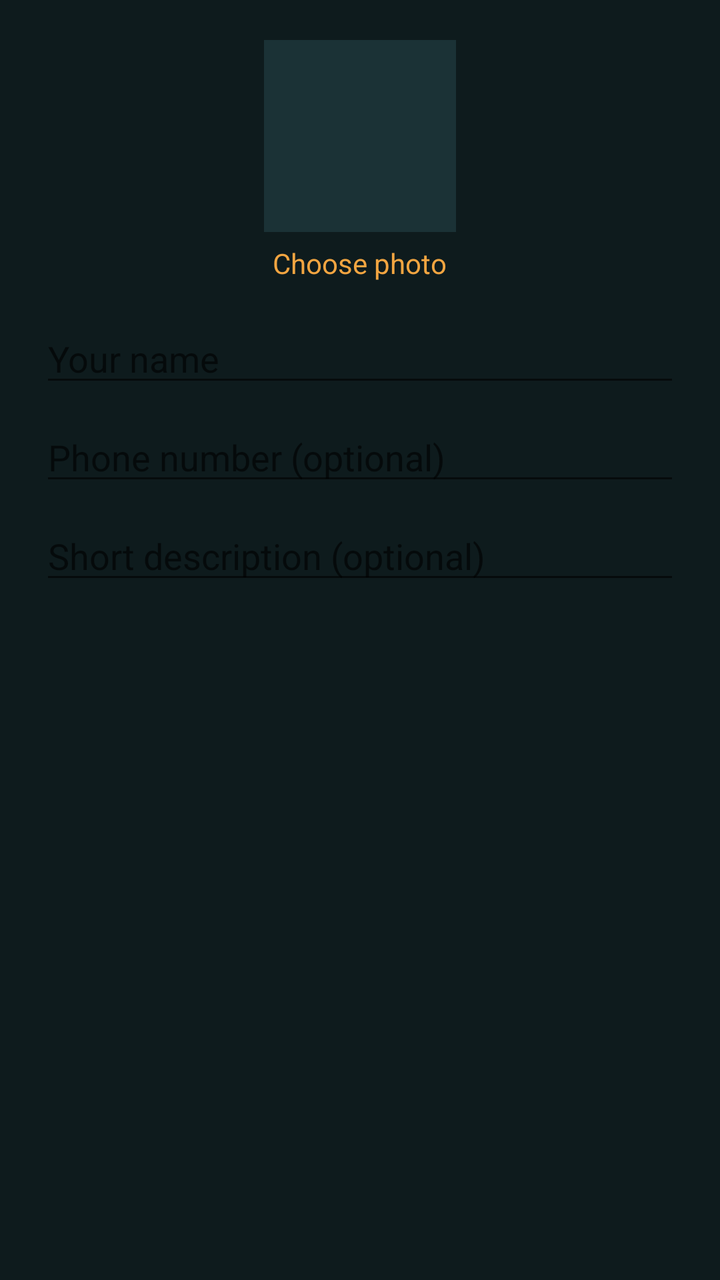
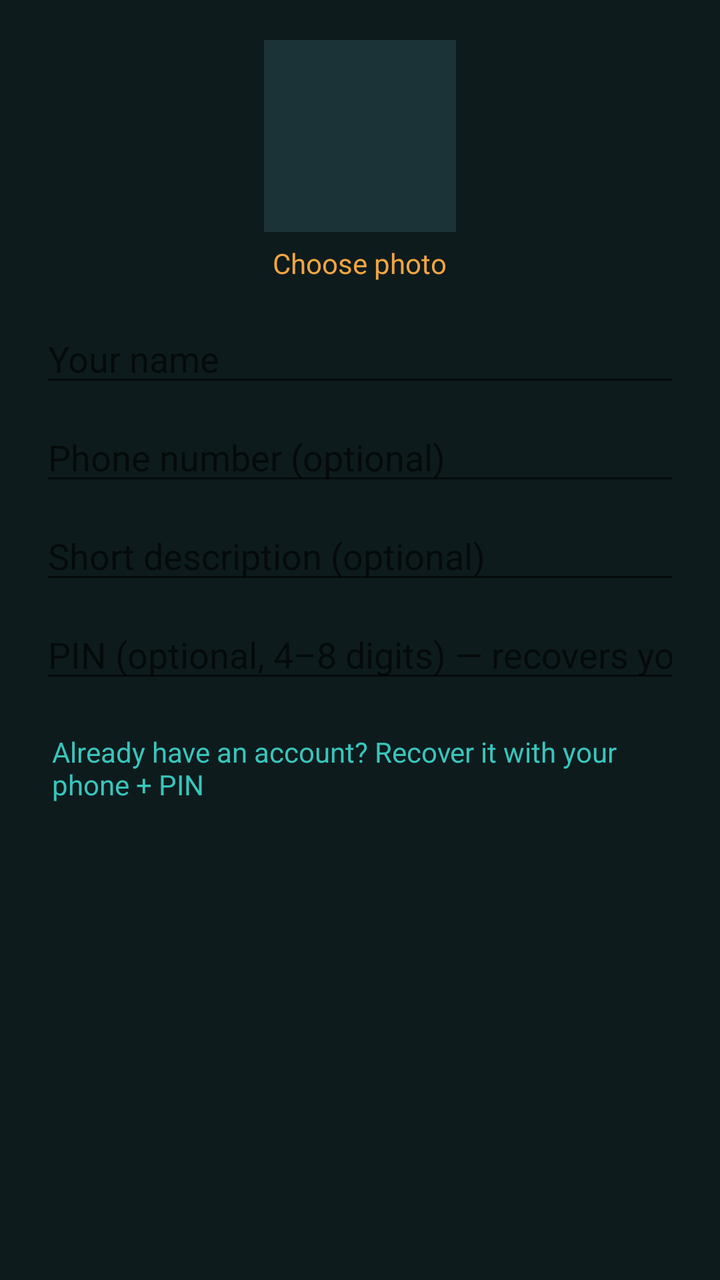

The first picture is an Android layout as it rendered before a commit; the second is the same layout after the commit. The layout source and the unified diff follow.
<!-- AndroidManifest.xml: application theme Theme.FindMe -->
<!-- res/layout/dialog_edit_profile.xml -->
<?xml version="1.0" encoding="utf-8"?>
<LinearLayout xmlns:android="http://schemas.android.com/apk/res/android"
    android:layout_width="match_parent"
    android:layout_height="wrap_content"
    android:orientation="vertical"
    android:padding="20dp">

    <ImageView
        android:id="@+id/profilePhoto"
        android:layout_width="96dp"
        android:layout_height="96dp"
        android:layout_gravity="center_horizontal"
        android:background="@color/sand_700"
        android:scaleType="centerCrop"
        android:contentDescription="@string/profile_photo" />

    <TextView
        android:id="@+id/choosePhotoText"
        android:layout_width="wrap_content"
        android:layout_height="wrap_content"
        android:layout_gravity="center_horizontal"
        android:layout_marginTop="6dp"
        android:text="@string/choose_photo"
        android:textColor="@color/amber_500" />

    <EditText
        android:id="@+id/profileNameInput"
        android:layout_width="match_parent"
        android:layout_height="wrap_content"
        android:layout_marginTop="16dp"
        android:hint="@string/profile_name_hint"
        android:inputType="text" />

    <EditText
        android:id="@+id/profilePhoneInput"
        android:layout_width="match_parent"
        android:layout_height="wrap_content"
        android:layout_marginTop="8dp"
        android:hint="@string/profile_phone_hint"
        android:inputType="phone" />

    <EditText
        android:id="@+id/profileDescriptionInput"
        android:layout_width="match_parent"
        android:layout_height="wrap_content"
        android:layout_marginTop="8dp"
        android:hint="@string/profile_description_hint"
        android:inputType="textMultiLine"
        android:maxLines="3" />

</LinearLayout>
<!-- resources referenced by this layout -->
<resources>
  <color name="amber_500">#F2A541</color>
  <color name="sand_700">#1B3236</color>
  <string name="choose_photo">Choose photo</string>
  <string name="profile_description_hint">Short description (optional)</string>
  <string name="profile_name_hint">Your name</string>
  <string name="profile_phone_hint">Phone number (optional)</string>
  <string name="profile_photo">Profile photo</string>
  <style name="Theme.FindMe" parent="Theme.MaterialComponents.DayNight.NoActionBar">
          <item name="colorPrimary">@color/amber_500</item>
          <item name="colorPrimaryDark">@color/sand_900</item>
          <item name="colorAccent">@color/teal_400</item>
          <item name="android:statusBarColor" tools:targetApi="21">@color/sand_900</item>
          <item name="android:windowBackground">@color/sand_900</item>
      </style>
  <color name="sand_900">#0E1B1D</color>
  <color name="teal_400">#39C5BB</color>
</resources>

<!-- the commit's change to res/layout/dialog_edit_profile.xml (unified diff, before → after) -->
@@ -48,4 +48,23 @@
         android:inputType="textMultiLine"
         android:maxLines="3" />
 
+    <EditText
+        android:id="@+id/profilePinInput"
+        android:layout_width="match_parent"
+        android:layout_height="wrap_content"
+        android:layout_marginTop="8dp"
+        android:hint="@string/profile_pin_hint"
+        android:inputType="numberPassword"
+        android:maxLength="8" />
+
+    <TextView
+        android:id="@+id/recoverAccountLink"
+        android:layout_width="wrap_content"
+        android:layout_height="wrap_content"
+        android:layout_gravity="center_horizontal"
+        android:layout_marginTop="14dp"
+        android:padding="6dp"
+        android:text="@string/recover_account_link"
+        android:textColor="@color/teal_400" />
+
 </LinearLayout>
<!-- resource entries referenced after the edit -->
@@ -7,6 +7,8 @@
   <string name="profile_name_hint">Your name</string>
   <string name="profile_phone_hint">Phone number (optional)</string>
   <string name="profile_photo">Profile photo</string>
+  <string name="profile_pin_hint">PIN (optional, 4–8 digits) — recovers your account on a new phone</string>
+  <string name="recover_account_link">Already have an account? Recover it with your phone + PIN</string>
   <style name="Theme.FindMe" parent="Theme.MaterialComponents.DayNight.NoActionBar">
           <item name="colorPrimary">@color/amber_500</item>
           <item name="colorPrimaryDark">@color/sand_900</item>
